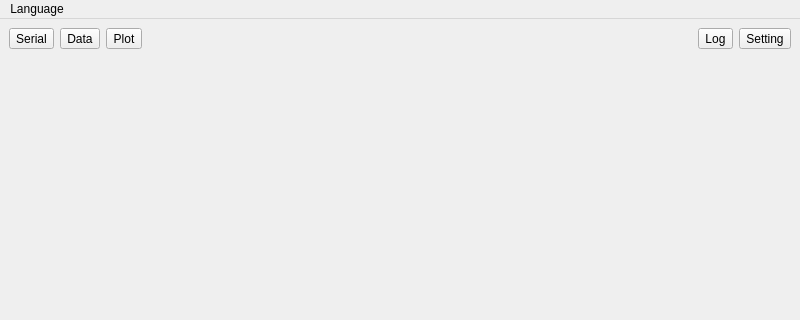
The window that src/main/mainwindow.ui (MRsoymilk/MySerial) describes before a commit, drawn with Qt 5; both pictures show x 0 to 800 and y 0 to 320 of the 800 by 600 pixel window.
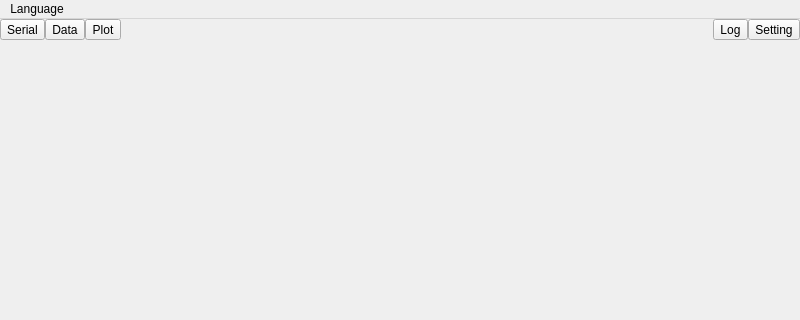
The same window after the commit.

The edit to the form file:
```diff
--- a/src/main/mainwindow.ui
+++ b/src/main/mainwindow.ui
@@ -15,6 +15,21 @@
   </property>
   <widget class="QWidget" name="centralwidget">
    <layout class="QGridLayout" name="gridLayout" rowstretch="1,9">
+    <property name="leftMargin">
+     <number>0</number>
+    </property>
+    <property name="topMargin">
+     <number>0</number>
+    </property>
+    <property name="rightMargin">
+     <number>0</number>
+    </property>
+    <property name="bottomMargin">
+     <number>0</number>
+    </property>
+    <property name="spacing">
+     <number>0</number>
+    </property>
     <item row="0" column="0">
      <layout class="QHBoxLayout" name="hLayFunc">
       <item>
```
